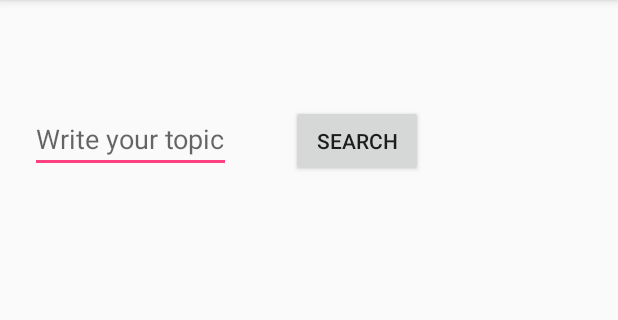
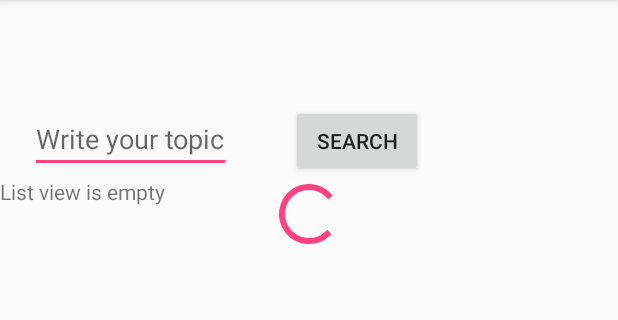
Before and after one commit to maxraf80/GuardianAPI, an Android app: the screen it shows after launch (MainActivity), on a phone screen of 412 x 824 dp, the part 84-404 px from its top. Run offline under Robolectric (Android 15) with nearby library versions, the phone set to English and light mode, and no system bars; pictures from the network do not load.

Commit message:
1st Loader attempt

```diff
--- a/app/src/main/java/udacity/com/guardianapi/MainActivity.java
+++ b/app/src/main/java/udacity/com/guardianapi/MainActivity.java
@@ -1,19 +1,71 @@
 package udacity.com.guardianapi;
 
+import android.content.Context;
+import android.net.ConnectivityManager;
+import android.net.NetworkInfo;
+import android.os.Bundle;
 import android.support.v4.app.LoaderManager;
 import android.support.v4.content.Loader;
 import android.support.v7.app.AppCompatActivity;
-import android.os.Bundle;
+import android.view.View;
+import android.widget.Button;
+import android.widget.ListView;
+import android.widget.TextView;
 
+import java.util.ArrayList;
 import java.util.List;
 
-public class MainActivity extends AppCompatActivity implements LoaderManager.LoaderCallbacks<List<News>>{
+public class MainActivity extends AppCompatActivity implements LoaderManager.LoaderCallbacks<List<News>> {
+
+    private NewsAdapter adapter;
+    private String api = "http://content.guardianapis.com/search?show-fields=thumbnail&q=";
+    TextView topic;
+    Button checkButton;
+    private static final String APIKEY = "&api-key=6b3d9da0-5381-4fa9-9470-6cebb228a388";
+    boolean conection;
+    String find;
+    private TextView EmptyStateTextView;
+
 
     @Override
     protected void onCreate(Bundle savedInstanceState) {
         super.onCreate(savedInstanceState);
         setContentView(R.layout.activity_main);
+        ListView listView = (ListView) findViewById(R.id.list);
+        listView.setEmptyView(findViewById(R.id.empty_list_view));
+        adapter = new NewsAdapter(this, new ArrayList<News>());
+
+
+        topic = (TextView) findViewById(R.id.editText);
+        checkButton = (Button) findViewById(R.id.searchButton);
+        checkButton.setOnClickListener(new View.OnClickListener() {
+            @Override
+            public void onClick(View view) {
+                ConnectivityManager connMgr = (ConnectivityManager) getSystemService(Context.CONNECTIVITY_SERVICE);
+                NetworkInfo networkInfo = connMgr.getActiveNetworkInfo();
+                if (networkInfo != null && networkInfo.isConnected()) {
+                    conection = true;
+                } else {
+                    conection = false;
+                }
+
+                if (conection == true) {
+                    find = topic.getText().toString();
+                    String toSearch = "";
+                    if (find.length() > 0) {
+                        find = find.replace(" ", "+");
+                    }
+                    toSearch = api + find + APIKEY;
+                }
+
+            }
+
+
+        });
+
+
     }
+
 
     @Override
     public Loader<List<News>> onCreateLoader(int id, Bundle args) {
@@ -22,6 +74,9 @@ public class MainActivity extends AppCompatActivity implements LoaderManager.Loa
 
     @Override
     public void onLoadFinished(Loader<List<News>> loader, List<News> data) {
+        View loadingindicator = findViewById(R.id.loading_indicator);
+        loadingindicator.setVisibility(View.GONE);
+        Empty
 
     }
 
--- a/app/src/main/java/udacity/com/guardianapi/QueryUtils.java
+++ b/app/src/main/java/udacity/com/guardianapi/QueryUtils.java
@@ -94,7 +94,7 @@ return output.toString();
 
                 JSONObject result = results.getJSONObject(i);
 
-                JSONObject
+
 
 }
     }
--- a/app/src/main/res/layout/activity_main.xml
+++ b/app/src/main/res/layout/activity_main.xml
@@ -13,7 +13,9 @@
         android:layout_height="wrap_content"
         android:layout_gravity="center_horizontal"
         android:orientation="horizontal">
+
         <EditText
+            android:id="@+id/editText"
             android:layout_width="wrap_content"
             android:layout_height="wrap_content"
             android:layout_marginLeft="20dp"
@@ -21,6 +23,7 @@
             android:hint="Write your topic" />
 
         <Button
+            android:id="@+id/searchButton"
             android:layout_width="wrap_content"
             android:layout_height="wrap_content"
             android:layout_marginLeft="40dp"
@@ -29,13 +32,23 @@
 
     </LinearLayout>
 
-
+<RelativeLayout
+    android:layout_width="match_parent"
+    android:layout_height="wrap_content">
     <ListView
         android:id="@+id/list"
         android:layout_width="match_parent"
         android:layout_height="match_parent"
-        android:orientation="vertical"
-        />
+        android:orientation="vertical"/>
+
+
+    <ProgressBar
+        android:id="@+id/loading_indicator"
+        style="@style/Widget.AppCompat.ProgressBar"
+        android:layout_width="wrap_content"
+        android:layout_height="wrap_content"
+        android:layout_centerInParent="true"/>
+
 
     <TextView
         android:id="@+id/empty_list_view"
@@ -43,4 +56,8 @@
         android:layout_height="50dp"
         android:text="List view is empty"
         android:visibility="gone" />
+
+</RelativeLayout>
+
+
 </LinearLayout>
```
